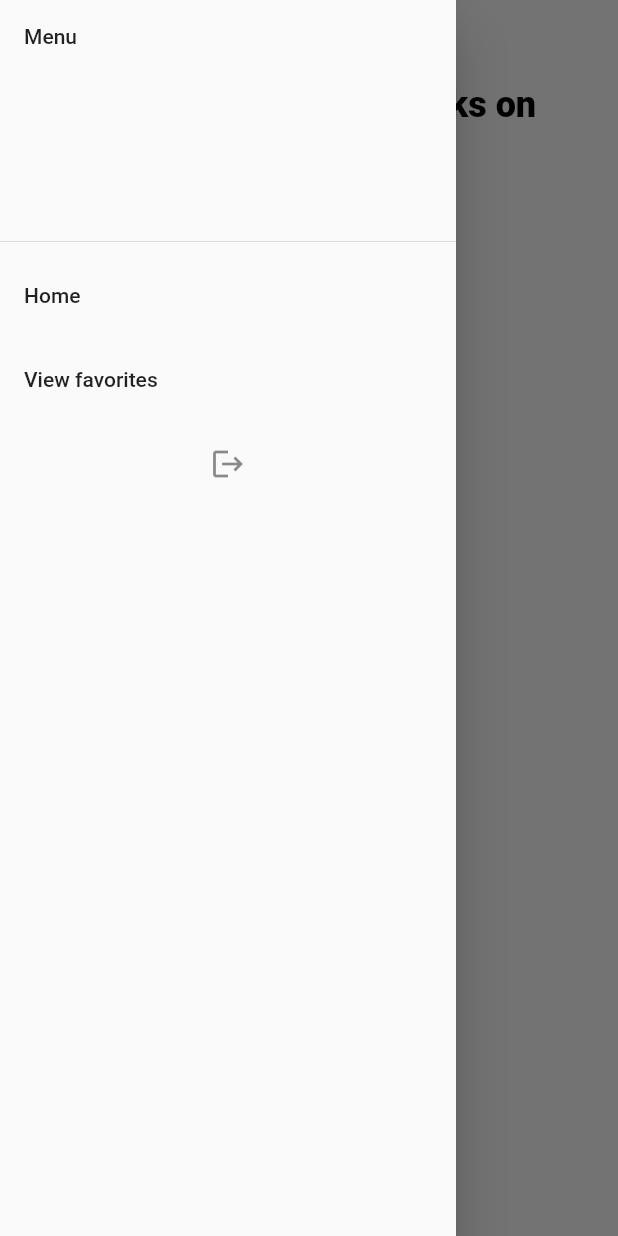
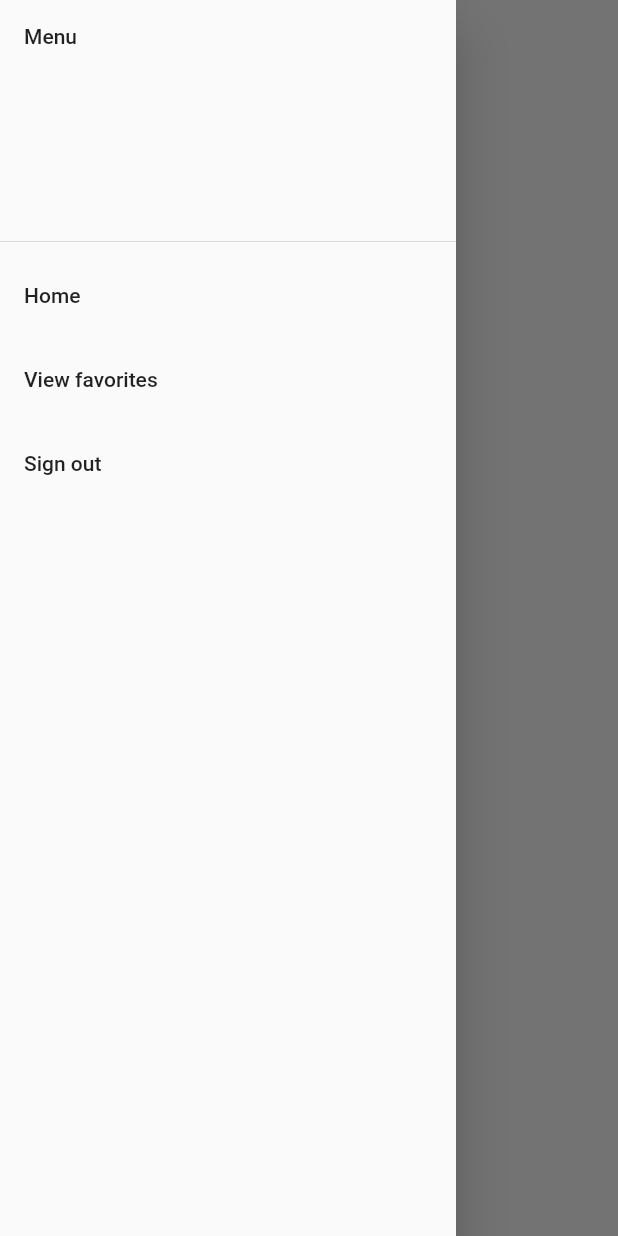
Before and after one commit to alinbr/bookAndUp, a Flutter app: the FavoritesScreen screen opened directly, after a tap on the "menu" icon, on a phone screen of 412 x 824 dp. Run offline on Flutter 3.47's test engine with Material 2 defaults, Android fonts, the phone set to English and light mode, and no system bars; our stand-ins replace cloud_firestore, firebase_auth, firebase_core, flutter_riverpod, flutter_signin_button, google_sign_in; accounts and stored records are empty; network calls fail.

Commit message:
refactor favorites & drawer screen

```diff
--- a/lib/presentation/screens/favorites_screen.dart
+++ b/lib/presentation/screens/favorites_screen.dart
@@ -3,8 +3,7 @@ import 'package:books_app_up/application/favorites/favorites_state.dart';
 import 'package:books_app_up/infrastructure/dtos/book_dto.dart';
 import 'package:books_app_up/presentation/widgets/core/my_drawer.dart';
 import 'package:books_app_up/presentation/widgets/home/book_card.dart';
-import 'package:books_app_up/presentation/widgets/home/header_subtitle.dart';
-import 'package:books_app_up/presentation/widgets/home/header_title.dart';
+import 'package:books_app_up/presentation/widgets/favorites/header.dart';
 import 'package:flutter/material.dart';
 import 'package:flutter_riverpod/flutter_riverpod.dart';
 
@@ -15,78 +14,62 @@ class FavoritesScreen extends ConsumerWidget {
   Widget build(BuildContext context, WidgetRef ref) {
     final favorites = ref.watch(favoritesStateProvider);
 
+    Widget content;
     if (favorites is FavoritesStateLoading) {
-      return buildInitialStateLoading(context, ref);
+      content = buildLoading();
     } else if (favorites is FavoritesStateLoaded) {
-      return buildInitialStateLoaded(context, favorites.books, ref);
+      content = buildLoaded(favorites.books);
+    } else if (favorites is FavoritesStateError) {
+      content = buildError();
     } else {
-      return const SizedBox.shrink();
+      content = const SizedBox.shrink();
     }
-  }
 
-  Widget buildInitialStateLoaded(
-      BuildContext context, List<BookDto> books, WidgetRef ref) {
     return Scaffold(
       drawer: const MyDrawer(),
       body: SafeArea(
         child: SizedBox(
           height: MediaQuery.of(context).size.height,
           width: double.infinity,
-          child: ListView.builder(
-            itemCount: books.length + 1,
-            itemBuilder: (context, index) {
-              if (index == 0) {
-                return buildHeader(context, ref);
-              }
-
-              return BookCard(
-                book: books[index - 1],
-              );
-            },
-          ),
+          child: content,
         ),
       ),
     );
   }
 
-  Widget buildInitialStateLoading(BuildContext context, WidgetRef ref) {
-    return Scaffold(
-      drawer: const MyDrawer(),
-      body: SafeArea(
-        child: SizedBox(
-          height: MediaQuery.of(context).size.height,
-          width: double.infinity,
-          child: Column(
-            children: [
-              buildHeader(context, ref),
-              const Expanded(
-                child: Center(
-                  child: CircularProgressIndicator(),
-                ),
-              )
-            ],
+  Widget buildLoaded(List<BookDto> books) {
+    return ListView.builder(
+        itemCount: books.length + 1,
+        itemBuilder: (context, index) => index == 0
+            ? const Header()
+            : BookCard(
+                book: books[index - 1],
+              ));
+  }
+
+  Widget buildError() {
+    return Column(
+      children: const [
+        Header(),
+        Expanded(
+          child: Center(
+            child: Text('Some unexpected error'),
           ),
-        ),
-      ),
+        )
+      ],
     );
   }
 
-  Widget buildHeader(BuildContext context, WidgetRef ref) {
-    return Container(
-      margin: const EdgeInsets.symmetric(horizontal: 16),
-      child: Column(
-        crossAxisAlignment: CrossAxisAlignment.start,
-        children: [
-          IconButton(
-              padding: EdgeInsets.zero,
-              onPressed: () {
-                Scaffold.of(context).openDrawer();
-              },
-              icon: const Icon(Icons.menu)),
-          const HeaderTitle(),
-          const HeaderSubtitle()
-        ],
-      ),
+  Widget buildLoading() {
+    return Column(
+      children: const [
+        Header(),
+        Expanded(
+          child: Center(
+            child: CircularProgressIndicator(),
+          ),
+        )
+      ],
     );
   }
 }
--- a/lib/presentation/widgets/core/my_drawer.dart
+++ b/lib/presentation/widgets/core/my_drawer.dart
@@ -37,7 +37,7 @@ class MyDrawer extends ConsumerWidget {
             },
           ),
           ListTile(
-            title: const Icon(Icons.logout),
+            title: const Text('Sign out'),
             onTap: () {
               ref.read(authProvider).signOut();
             },
--- /dev/null
+++ b/lib/presentation/widgets/favorites/header.dart
@@ -0,0 +1,34 @@
+import 'package:flutter/material.dart';
+
+class Header extends StatelessWidget {
+  const Header({Key? key}) : super(key: key);
+
+  @override
+  Widget build(BuildContext context) {
+    return Container(
+      margin: const EdgeInsets.symmetric(horizontal: 16),
+      width: double.infinity,
+      child: Column(
+        crossAxisAlignment: CrossAxisAlignment.start,
+        children: [
+          IconButton(
+              padding: EdgeInsets.zero,
+              onPressed: () {
+                Scaffold.of(context).openDrawer();
+              },
+              icon: const Icon(Icons.menu)),
+          Padding(
+            padding: const EdgeInsets.all(8.0),
+            child: Text(
+              "Your favorites",
+              style: Theme.of(context)
+                  .textTheme
+                  .headline5!
+                  .copyWith(fontWeight: FontWeight.bold),
+            ),
+          )
+        ],
+      ),
+    );
+  }
+}
```
